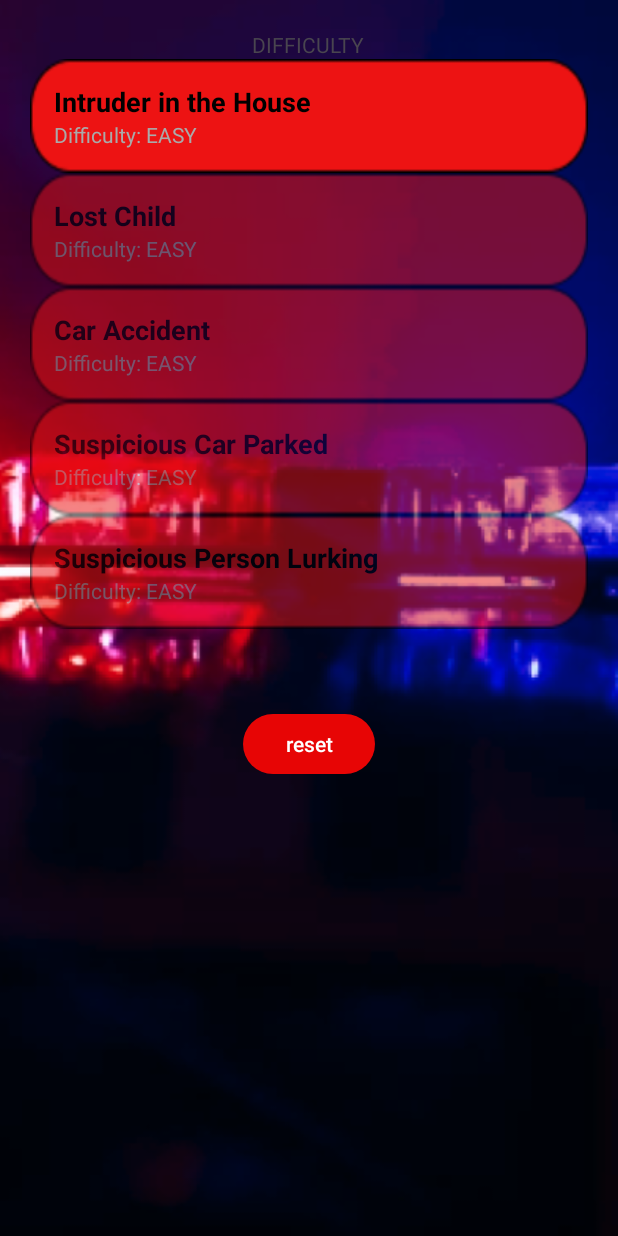
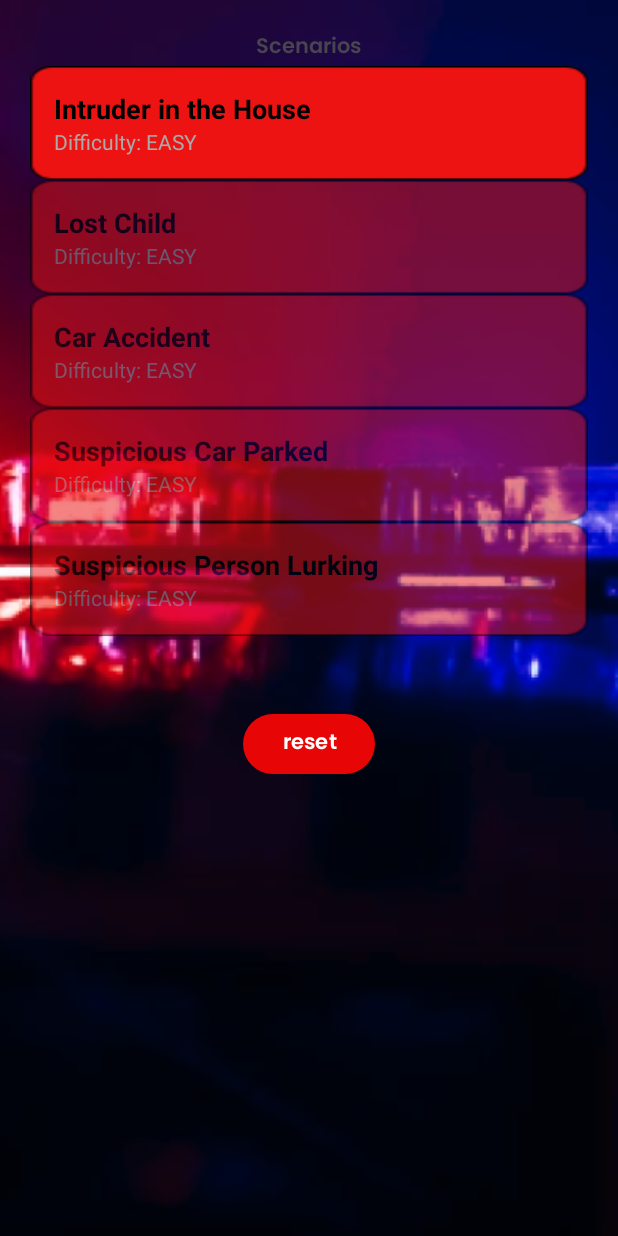
Before and after one commit to Kangkong24/CalltoDuty, an Android app: the GameDifficulty screen opened directly, with no data from a screen before it, after a tap on an icon or button, on a phone screen of 412 x 824 dp. Run offline under Robolectric (Android 15) with nearby library versions, the phone set to English and light mode, and no system bars; 1 statement that could not run was skipped.

Commit message:
Updated version, optimizing ui.

```diff
--- a/app/src/main/java/com/example/calltoduty/ChangeNIcknamePage.kt
+++ b/app/src/main/java/com/example/calltoduty/ChangeNIcknamePage.kt
@@ -75,10 +75,7 @@ class ChangeNicknamePage : AppCompatActivity() {
                     Log.d("ChangeNicknamePage", "Response Body: $responseBody")
                     if (responseBody == "Nickname updated successfully") {
                         Toast.makeText(this@ChangeNicknamePage, "Nickname updated", Toast.LENGTH_SHORT).show()
-                        val intent = Intent(this@ChangeNicknamePage, OptionFragment::class.java)
-                        intent.putExtra("updatedNickname", newNickname)
-                        intent.flags = Intent.FLAG_ACTIVITY_NEW_TASK or Intent.FLAG_ACTIVITY_CLEAR_TASK // Clear previous activities
-                        startActivity(intent)
+                        finish()
                     } else {
                         Toast.makeText(this@ChangeNicknamePage, "Update failed", Toast.LENGTH_SHORT).show()
                     }
--- a/app/src/main/res/layout/activity_game_difficulty.xml
+++ b/app/src/main/res/layout/activity_game_difficulty.xml
@@ -32,7 +32,7 @@
             android:id="@+id/easy_btn"
             android:layout_width="wrap_content"
             android:layout_height="70sp"
-            android:src="@drawable/easy_btn"
+            android:src="@drawable/easy"
             />
 
         <ImageView
@@ -40,7 +40,7 @@
             android:layout_width="wrap_content"
             android:layout_height="70sp"
             android:layout_marginTop="10dp"
-            android:src="@drawable/medium_btn"
+            android:src="@drawable/medium"
             />
 
         <ImageView
@@ -48,7 +48,7 @@
             android:layout_width="wrap_content"
             android:layout_height="70sp"
             android:layout_marginTop="10dp"
-            android:src="@drawable/hard_btn"
+            android:src="@drawable/hard"
             />
 
     </LinearLayout>
--- a/app/src/main/res/layout/activity_scenario_list.xml
+++ b/app/src/main/res/layout/activity_scenario_list.xml
@@ -14,7 +14,8 @@
             android:id="@+id/diffTv"
             android:layout_width="wrap_content"
             android:layout_height="wrap_content"
-            android:text="@string/Difficulty" />
+            android:fontFamily="@font/poppins_semibold"
+            android:text="@string/scenarios"/>
 
         <androidx.recyclerview.widget.RecyclerView
             android:id="@+id/recyclerViewScenarios"
@@ -26,6 +27,7 @@
             android:id="@+id/reset_btn"
             android:layout_width="wrap_content"
             android:layout_height="wrap_content"
-            android:text="reset"/>
+            android:fontFamily="@font/poppins_semibold"
+            android:text="@string/reset"/>
     </LinearLayout>
 </RelativeLayout>
--- a/app/src/main/res/layout/fragment_failed.xml
+++ b/app/src/main/res/layout/fragment_failed.xml
@@ -13,7 +13,7 @@
     <LinearLayout
         android:layout_width="wrap_content"
         android:layout_height="wrap_content"
-        android:background="@drawable/dia_container"
+        android:background="@drawable/fragment_cont"
         android:orientation="vertical"
         android:gravity="center">
 
@@ -29,7 +29,7 @@
             android:id="@+id/playAgainButton"
             android:layout_width="wrap_content"
             android:layout_height="wrap_content"
-            android:background="@drawable/playagain_btn"
+            android:background="@drawable/pa_btn"
             android:scaleType="centerInside"
             android:contentDescription="@string/close_button_desc"/>
 
--- a/app/src/main/res/layout/fragment_success.xml
+++ b/app/src/main/res/layout/fragment_success.xml
@@ -14,7 +14,7 @@
     <LinearLayout
         android:layout_width="wrap_content"
         android:layout_height="wrap_content"
-        android:background="@drawable/dia_container"
+        android:background="@drawable/fragment_cont"
         android:orientation="vertical"
         android:gravity="center">
 
@@ -30,7 +30,7 @@
             android:id="@+id/nextLevelButton"
             android:layout_width="wrap_content"
             android:layout_height="wrap_content"
-            android:src="@drawable/nextlevel_btn"
+            android:src="@drawable/nl_btn"
             android:scaleType="centerInside"
             android:contentDescription="@string/next_button_desc"/>
 
--- a/app/src/main/res/layout/item_scenario.xml
+++ b/app/src/main/res/layout/item_scenario.xml
@@ -3,7 +3,7 @@
     android:layout_width="match_parent"
     android:layout_height="wrap_content"
     android:orientation="vertical"
-    android:background="@drawable/dispatcher_box"
+    android:background="@drawable/scen_container"
     android:padding="16dp">
 
     <TextView
--- a/app/src/main/res/values/strings.xml
+++ b/app/src/main/res/values/strings.xml
@@ -36,4 +36,6 @@
     <string name="no_button_desc" />
     <!-- TODO: Remove or change this placeholder text -->
     <string name="hello_blank_fragment">Hello blank fragment</string>
+    <string name="scenarios">Scenarios</string>
+    <string name="reset">reset</string>
 </resources>
```
Also changed, not shown: app/src/main/res/drawable/easy.png (added), app/src/main/res/drawable/fragment_cont.png (added), app/src/main/res/drawable/hard.png (added), app/src/main/res/drawable/medium.png (added), app/src/main/res/drawable/nl_btn.png (added), app/src/main/res/drawable/pa_btn.png (added), app/src/main/res/drawable/scen_container.png (added).
